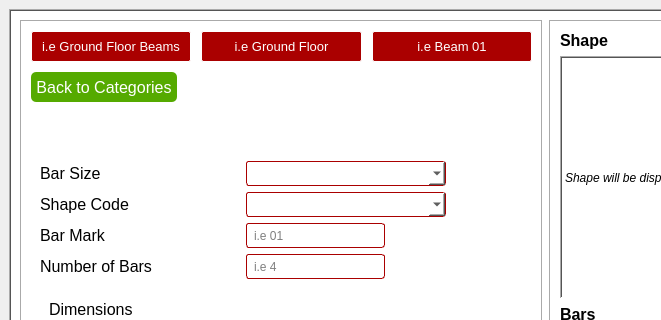
First picture: the form in assets/ui/GenBBS_reinf.ui, repository Ano-ly/GenBBS, before the edit; both pictures show x 0 to 661 and y 0 to 320 of the 918 by 748 pixel window.
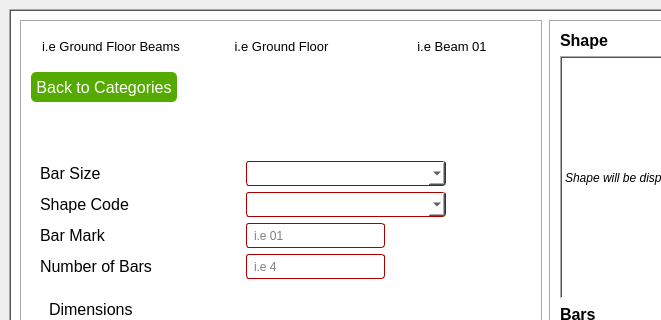
Second picture: the form after the edit. Icons and pictures are not drawn.

The edit to the form file:
```diff
--- a/assets/ui/GenBBS_reinf.ui
+++ b/assets/ui/GenBBS_reinf.ui
@@ -122,10 +122,14 @@
                </font>
               </property>
               <property name="styleSheet">
-               <string notr="true">background-color: rgb(170, 0, 0);
-border: 1px solid white;
-color: white;
-border-radius: 2px;</string>
+               <string notr="true">
+	
+background-image: url(:/images/Reinf_Dispersed_Backdrop.jpeg);
+    background-repeat: no-repeat;
+    background-position: center;
+    background-attachment: fixed;
+color: black;
+</string>
               </property>
               <property name="text">
                <string>i.e Ground Floor Beams</string>
@@ -144,10 +148,14 @@
                </font>
               </property>
               <property name="styleSheet">
-               <string notr="true">background-color: rgb(170, 0, 0);
-border: 1px solid white;
-color: white;
-border-radius: 2px;</string>
+               <string notr="true">
+	
+background-image: url(:/images/Reinf_Dispersed_Backdrop.jpeg);
+    background-repeat: no-repeat;
+    background-position: center;
+    background-attachment: fixed;
+color: black;
+</string>
               </property>
               <property name="text">
                <string>i.e Ground Floor</string>
@@ -166,10 +174,14 @@
                </font>
               </property>
               <property name="styleSheet">
-               <string notr="true">background-color: rgb(170, 0, 0);
-border: 1px solid white;
-color: white;
-border-radius: 2px;</string>
+               <string notr="true">
+	
+background-image: url(:/images/Reinf_Dispersed_Backdrop.jpeg);
+    background-repeat: no-repeat;
+    background-position: center;
+    background-attachment: fixed;
+color: black;
+</string>
               </property>
               <property name="text">
                <string>i.e Beam 01</string>
```
Left out of the diff: 134 changed lines with no effect on the pictures.
